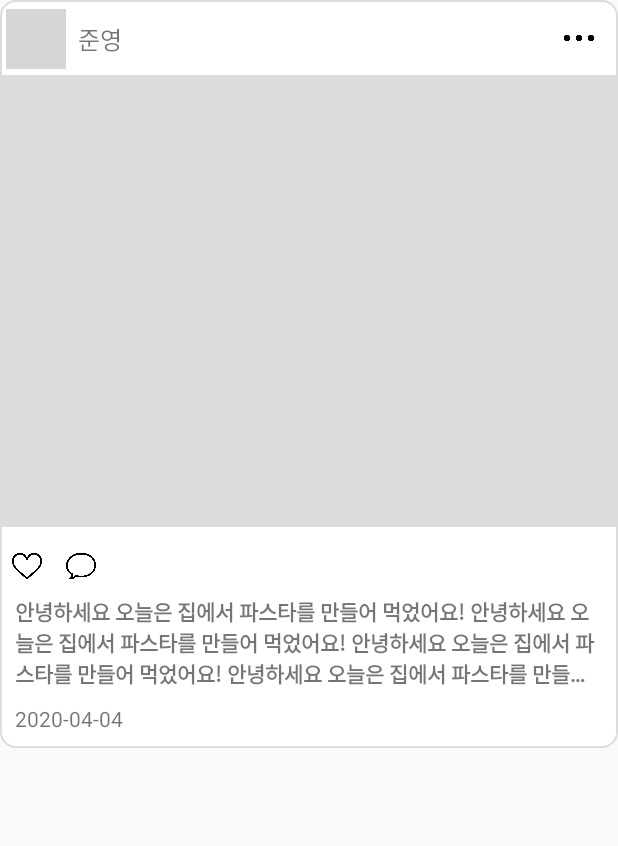
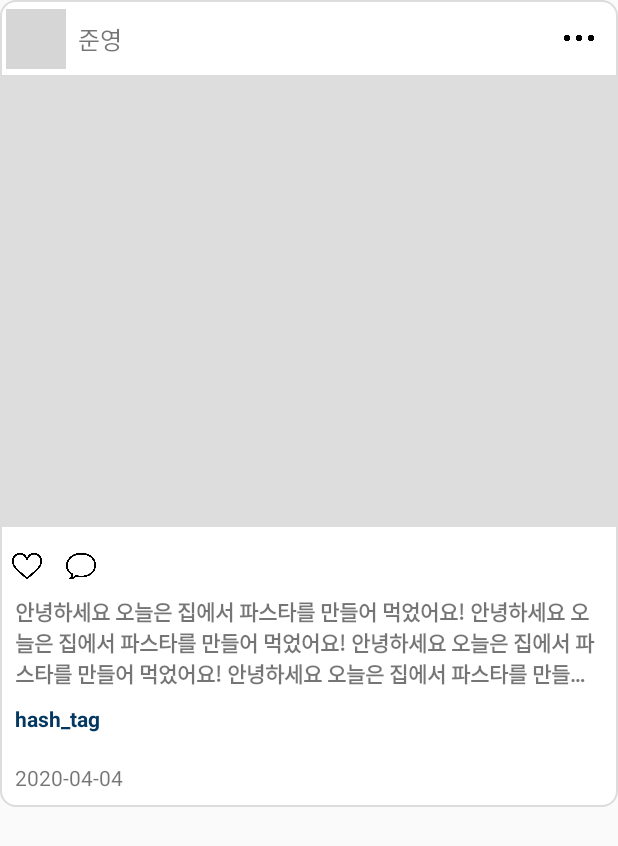
Before and after one commit to leesoongin/BangkokChallenge, an Android app: the layout item_time_line.xml on its own in the app's theme, with its tools: preview values and no code run, on a phone screen of 412 x 824 dp. Shown: the top 846 px of the screen. Run offline under Robolectric (Android 15) with nearby library versions, the phone set to English and light mode, and no system bars; grey boxes are pictures that could not be loaded.

Commit message:
post list 불러오기, timeline item 수정중

```diff
--- a/app/src/main/java/com/example/bangkokchallenge/data/remote/ApiService.kt
+++ b/app/src/main/java/com/example/bangkokchallenge/data/remote/ApiService.kt
@@ -26,7 +26,7 @@ interface ApiService {
         @Body key: LoginRequest
     ): Call<AccountDTO>
 
-    @GET("post/list")
+    @GET("post")
     fun getTimeLineItems(
         @Header("Authorization") token:String
     ): Call<List<TimeLineItem>>
@@ -39,4 +39,5 @@ fun uploadPost(
     @Part("hashTag") hashTag: RequestBody,
     @Part("file") image: MultipartBody.Part
 ): Call<UploadResponse>
+
 }
--- a/app/src/main/java/com/example/bangkokchallenge/timeline/TimeLineInteractorImpl.kt
+++ b/app/src/main/java/com/example/bangkokchallenge/timeline/TimeLineInteractorImpl.kt
@@ -18,7 +18,7 @@ class TimeLineInteractorImpl : TimeLineContract.TimeLineInteractor{
     override fun getTimeLineData(onFinishedListener: TimeLineContract.TimeLineInteractor.OnFinishedListener) {
 
         val service = ApiClient.getClient().create(ApiService::class.java)
-        val call = service.getTimeLineItems() //
+        val call = service.getTimeLineItems("Bearer 263713e1-c6c7-42a2-98b5-15fb14574b6d") //
 
         call.enqueue(object : Callback<List<TimeLineItem>> {
 
@@ -36,7 +36,7 @@ class TimeLineInteractorImpl : TimeLineContract.TimeLineInteractor{
             }
         })
 
-        onFinishedListener.onTimeLineSuccess(arrayListOf(
+      onFinishedListener.onTimeLineSuccess(arrayListOf(
             TimeLineItem("1","junyeong","imageUrl","안녕하세요", "2020-04-04","2020",1,false,3),
             TimeLineItem("2","seoungIn","imageUrl","코로나 19 이겨냅시다 화이팅!", "2020-04-04","2020",5,false,3),
             TimeLineItem("3","TaejunP","imageUrl","집콕 챌린지 참여합니다!", "2020-04-03","2020",5,false,3),
--- a/app/src/main/res/layout/item_time_line.xml
+++ b/app/src/main/res/layout/item_time_line.xml
@@ -98,6 +98,19 @@
         tools:text="안녕하세요 오늘은 집에서 파스타를 만들어 먹었어요! 안녕하세요 오늘은 집에서 파스타를 만들어 먹었어요! 안녕하세요 오늘은 집에서 파스타를 만들어 먹었어요! 안녕하세요 오늘은 집에서 파스타를 만들어 먹었어요! 안녕하세요 오늘은 집에서 파스타를 만들어 먹었어요!" />
 
     <TextView
+        android:id="@+id/item_time_line_hash_tag"
+        android:layout_width="wrap_content"
+        android:layout_height="wrap_content"
+        android:layout_marginLeft="10dp"
+        android:layout_marginTop="10dp"
+        android:paddingBottom="10dp"
+        android:textStyle="bold"
+        android:textColor="#043860"
+        app:layout_constraintLeft_toLeftOf="parent"
+        app:layout_constraintTop_toBottomOf="@id/item_time_line_discription"
+        tools:text="hash_tag" />
+
+    <TextView
         android:id="@+id/item_time_line_date"
         android:layout_width="wrap_content"
         android:layout_height="wrap_content"
@@ -105,7 +118,7 @@
         android:layout_marginTop="10dp"
         android:paddingBottom="10dp"
         app:layout_constraintLeft_toLeftOf="parent"
-        app:layout_constraintTop_toBottomOf="@id/item_time_line_discription"
+        app:layout_constraintTop_toBottomOf="@+id/item_time_line_hash_tag"
         tools:text="2020-04-04" />
 
 
```
